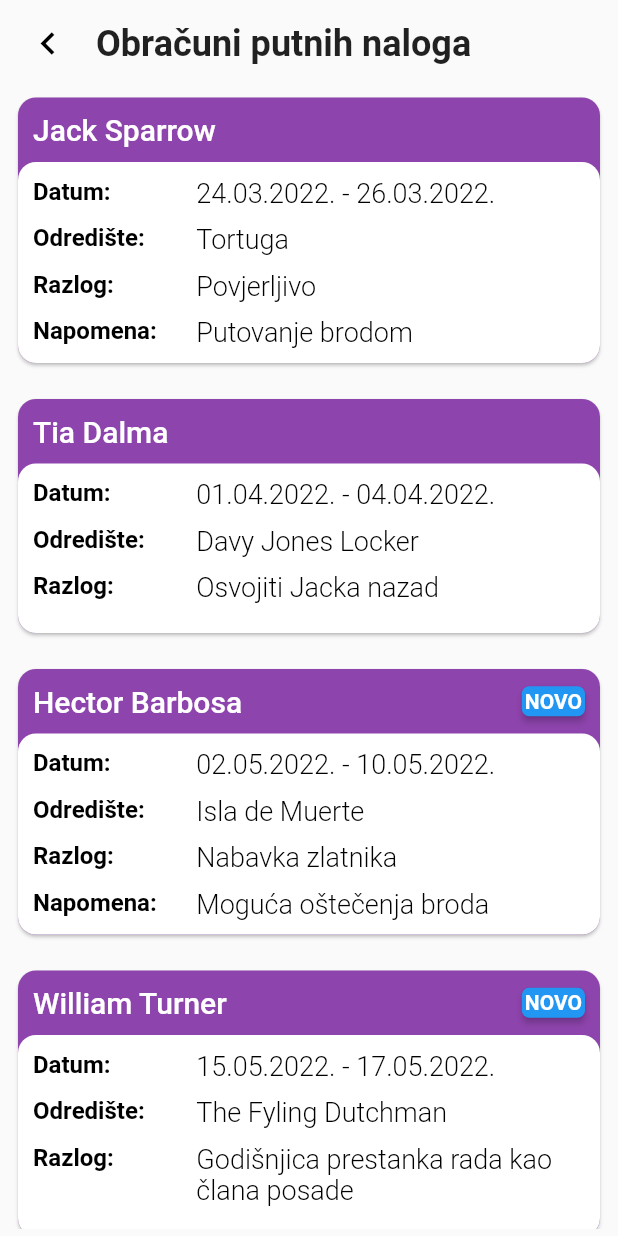
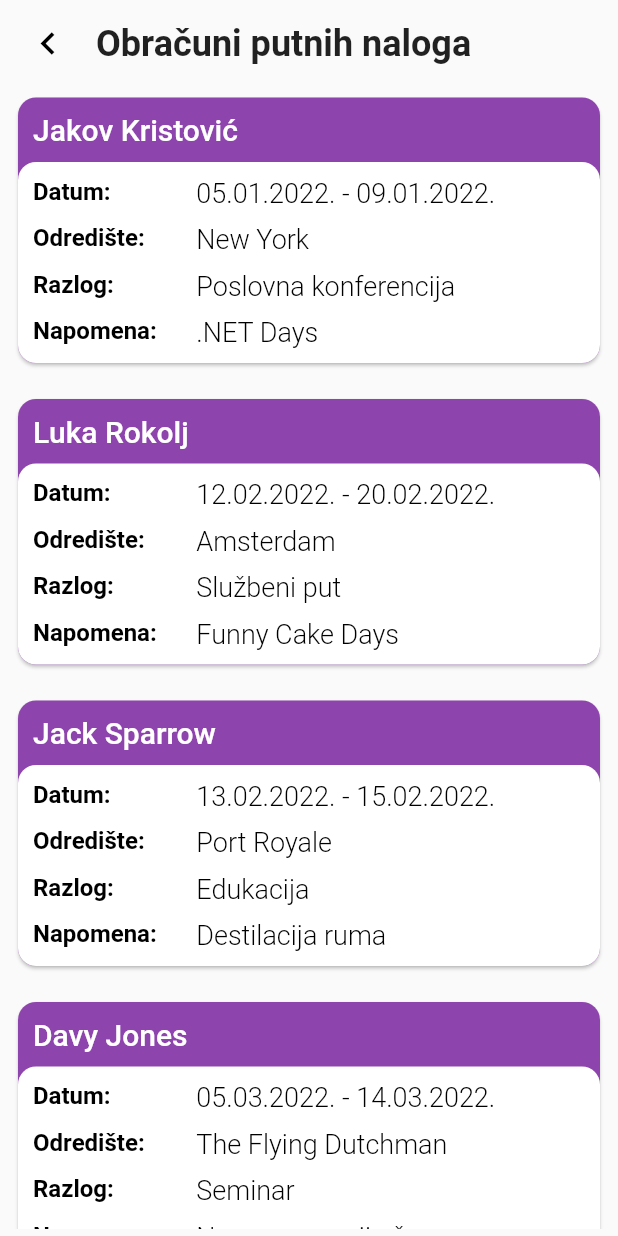
Before and after one commit to TheJakov/argosy_companion, a Flutter app: the TravelWarrantsCalculations screen opened directly, on a phone screen of 412 x 824 dp. Run offline on Flutter 3.47's test engine with Material 2 defaults, Android fonts, the light colour scheme and no system bars; drawn by our look-alikes of badges; our stand-ins replace google_fonts.

Commit message:
Travel warrant calculation detail, class refactor
+ Added travel warrant calculation detail screen

+ TravelWarrantCalculation extends TravelWarrant class

TODO: add table into detail

```diff
--- a/lib/classes/bll/travel_warrant_calculation.dart
+++ b/lib/classes/bll/travel_warrant_calculation.dart
@@ -1,33 +1,24 @@
-class TravelWarrantCalculation {
-  String person;
-  String dateFrom;
-  String dateTo;
-  String destination;
-  String reason;
-  String remark;
-  bool isNew;
+import 'package:argosy_companion/classes/bll/travel_warrant.dart';
 
-  TravelWarrantCalculation(
-      this.person,
-      this.dateFrom,
-      this.dateTo,
-      this.destination,
-      this.reason,
-      this.remark,
-      {this.isNew = false}
-      );
+class TravelWarrantCalculation extends TravelWarrant {
 
-  String datePeriod(){
-    return '$dateFrom - $dateTo';
-  }
+  TravelWarrantCalculation(id, person, dateFrom, dateTo, destination, reason, remark,
+      meansOfTransportation, advances, {isNew = false, projects = const []} ) :
+      super (id, person, dateFrom, dateTo, destination, reason, remark,
+          meansOfTransportation, advances);
 
-  static List<TravelWarrantCalculation> fetchDataTest(){
+  static List<TravelWarrantCalculation> fetchDataTest() {
     return <TravelWarrantCalculation>[
-      TravelWarrantCalculation('Jack Sparrow', '24.03.2022.', '26.03.2022.', 'Tortuga', 'Povjerljivo', 'Putovanje brodom'),
-      TravelWarrantCalculation('Tia Dalma', '01.04.2022.', '04.04.2022.', 'Davy Jones Locker', 'Osvojiti Jacka nazad', ''),
-      TravelWarrantCalculation('Hector Barbosa', '02.05.2022.', '10.05.2022.', 'Isla de Muerte', 'Nabavka zlatnika', 'Moguća oštečenja broda', isNew: true),
-      TravelWarrantCalculation('William Turner', '15.05.2022.', '17.05.2022.', 'The Fyling Dutchman', 'Godišnjica prestanka rada kao člana posade', '', isNew: true),
-      TravelWarrantCalculation('Elizabeth Swann', '01.06.2022,', '04.06.2022.', 'Port Royal', 'Posjet kući', 'Putovanje kočijom', isNew: true),
+      TravelWarrantCalculation(1, 'Jakov Kristović', '05.01.2022.', '09.01.2022.', 'New York',
+          'Poslovna konferencija', '.NET Days' , 'Avion', '', projects: <String>["PROJ11", "PROJ12"]),
+      TravelWarrantCalculation(2, 'Luka Rokolj', '12.02.2022.', '20.02.2022.', 'Amsterdam',
+          'Službeni put', 'Funny Cake Days', 'Vlak', '1100 €'),
+      TravelWarrantCalculation(3, 'Jack Sparrow', '13.02.2022.', '15.02.2022.', 'Port Royale',
+          'Edukacija', 'Destilacija ruma', 'Dingy', '350 zlatnika', isNew: true),
+      TravelWarrantCalculation(4, 'Davy Jones', '05.03.2022.',  '14.03.2022.', 'The Flying Dutchman',
+          'Seminar', 'Nova generacija čvorova', 'Brod', '', isNew: true, projects: <String>['PROJ2', 'PROJ3', 'PROJ4']),
+      TravelWarrantCalculation(5, 'Hector Barbosa', '19.04.2022.', '27.04.2022.', 'Tortuga',
+          'Certifikacija', 'Biti kapetan u 21. stoljeću', 'Brod', '', isNew: true),
     ];
   }
 }
--- a/lib/screens/travel_warrants_calculations.dart
+++ b/lib/screens/travel_warrants_calculations.dart
@@ -1,3 +1,4 @@
+import 'package:argosy_companion/screens/travel_warrant_calculation_detail.dart';
 import 'package:badges/badges.dart';
 import 'package:flutter/material.dart';
 import 'package:argosy_companion/classes/argosy_companion_constants.dart';
@@ -79,7 +80,7 @@ Widget buildTravelWarrantCalculationCard(
     }) =>
     TextButton(
       onPressed: () {
-        Navigator.pop(context);
+        Navigator.push(context, MaterialPageRoute(builder: (context) => TravelWarrantCalculationDetail(travelWarrantCalculation)));
       },
       child: Card(
         color: Color(ArgosyCompanionConstants.travelWarrantCalculationHex),
```
Also changed, not shown: lib/screens/travel_warrant_calculation_detail.dart (added, +101 -0 lines).
